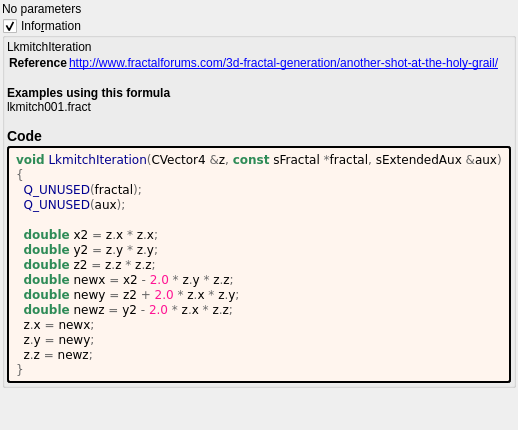
buddhi1980/mandelbulber2, file mandelbulber2/formula/ui/lkmitch.ui: the form before one commit.
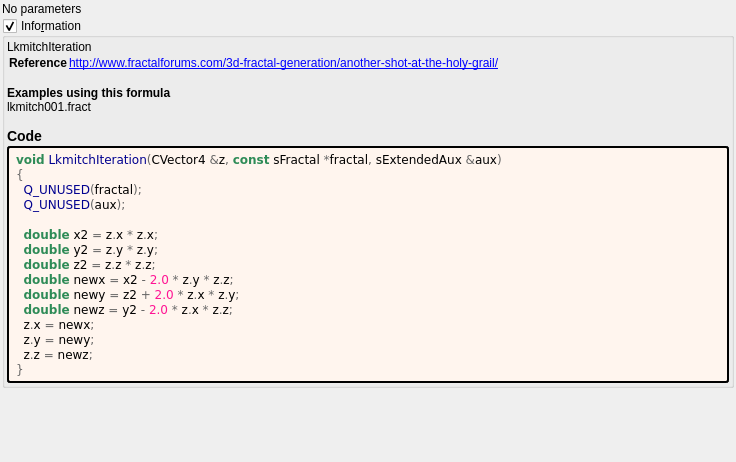
The form after the commit. Custom widgets are drawn as their Qt base class.

Patch:
```diff
--- a/mandelbulber2/formula/ui/lkmitch.ui
+++ b/mandelbulber2/formula/ui/lkmitch.ui
@@ -6,8 +6,8 @@
    <rect>
     <x>0</x>
     <y>0</y>
-    <width>427</width>
-    <height>430</height>
+    <width>736</width>
+    <height>462</height>
    </rect>
   </property>
   <property name="windowTitle">
```
Left out of the diff: 4 changed lines with no effect on the pictures.
